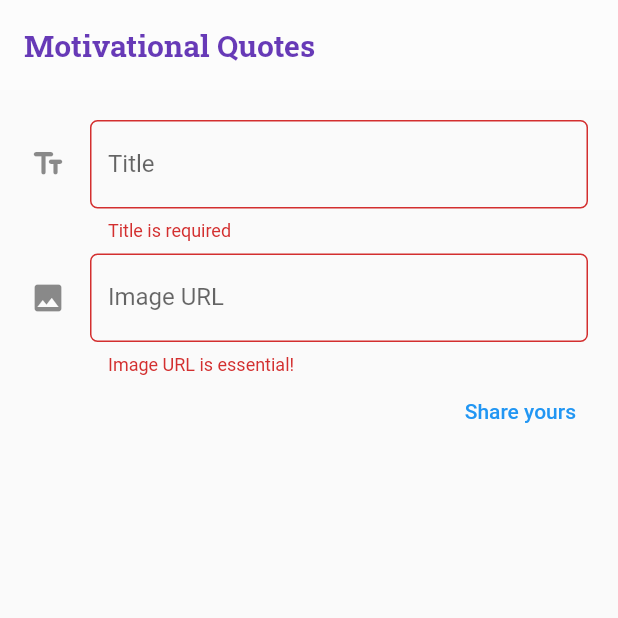
After one commit to vwjaya32/RuOK-Flutter, a Flutter app: the QuotesForm screen opened directly, after a tap on "Share yours", on a phone screen of 412 x 824 dp, the top half of it. The commit adds this screen. Run offline on Flutter 3.47's test engine with Material 2 defaults, Android fonts, the phone set to English and light mode, and no system bars; missing offline and left inert: pbp_django_auth.

Commit message:
added post button

```diff
--- /dev/null
+++ b/ruok/lib/Quotes/forms/quotes_form.dart
@@ -0,0 +1,166 @@
+// Import flutter
+import 'package:flutter/material.dart';
+
+// Import Authentication
+import 'package:provider/provider.dart';
+import 'package:pbp_django_auth/pbp_django_auth.dart';
+
+// Import provider
+import 'package:ruok/providers/user_provider.dart';
+
+// Import utils
+import 'package:http/http.dart' as http;
+import 'dart:convert';
+
+class QuotesForm extends StatefulWidget {
+  const QuotesForm({Key? key}) : super(key:key);
+
+  @override
+  State<QuotesForm> createState() => _QuotesFormState();
+}
+
+class _QuotesFormState extends State<QuotesForm> {
+  final _formKey = GlobalKey<FormState>();
+  String? _title = "";
+  String? _image = "";
+  String? user = "";
+
+  Future<void> submit(BuildContext context) async {
+    final who = context.watch<UserProvider>();
+    user = who.user.username;
+    final response = await http.post(
+        Uri.parse('https://ruok.up.railway.app/quotes/mob_add_quote'),
+        headers: <String, String>{'Content-Type': 'application/json'},
+        body: jsonEncode(<String, dynamic>{
+          'title': _title,
+          'image': _image,
+          'user': user,
+        }));
+  }
+
+  @override
+  Widget build(BuildContext context) {
+    return Scaffold(
+      appBar: AppBar(
+        toolbarHeight: 60,
+        title: const Text(
+          'Motivational Quotes',
+          style: TextStyle(
+            fontFamily: "Roboto Slab",
+            fontWeight: FontWeight.bold,
+            color: Colors.deepPurple,
+          ),
+        ),
+        backgroundColor: Colors.white30,
+        foregroundColor: Colors.deepPurple,
+        elevation: 0,
+      ),
+      body: Form(
+          key: _formKey,
+          child: SingleChildScrollView(
+            child: Container(
+                padding: const EdgeInsets.all(20.0),
+                child: Column(
+                  children: [
+                    TextFormField(
+                      decoration: InputDecoration(
+                        labelText: "Title",
+                        icon: const Icon(Icons.text_fields_rounded),
+                        border: OutlineInputBorder(
+                            borderRadius: BorderRadius.circular(5.0))
+                      ),
+                      onChanged: (String? value){
+                        setState(() {
+                          _title = value!;
+                        });
+                      },
+                      onSaved: (String? value){
+                        setState(() {
+                          _title = value!;
+                        });
+                      },
+                      validator: (String? value){
+                        if (value ==  null || value.isEmpty){
+                          return 'Title is required';
+                        }
+                        return null;
+                      },
+                    ),
+                    const SizedBox(
+                      height: 8,
+                    ),
+                    TextFormField(
+                      keyboardType: TextInputType.multiline,
+                      maxLines: null,
+                      decoration: InputDecoration(
+                        labelText: "Image URL",
+                        icon: const Icon(Icons.image),
+                        border: OutlineInputBorder(
+                            borderRadius: BorderRadius.circular(5.0))
+                      ),
+                      onChanged: (String? value){
+                        setState(() {
+                          _image = value!;
+                        });
+                      },
+                      onSaved: (String? value){
+                        setState(() {
+                          _image = value!;
+                        });
+                      },
+                      validator: (String? value){
+                        if (value ==  null || value.isEmpty){
+                          return 'Image URL is essential!';
+                        }
+                        return null;
+                      },
+                    ),
+                    Row(
+                      mainAxisAlignment: MainAxisAlignment.end,
+                      children: [
+                        TextButton(
+                          child: const Text('Share yours'),
+                          onPressed: (){
+                            if(_formKey.currentState!.validate()){
+                              submit(context);
+                              showDialog(
+                                  context: context,
+                                  builder: (context){
+                                    return Dialog(
+                                      shape: RoundedRectangleBorder(
+                                          borderRadius: BorderRadius.circular(10)),
+                                      elevation: 15,
+                                      child: Container(
+                                          child: ListView(
+                                            padding: const EdgeInsets.only(top: 20, bottom: 20),
+                                            shrinkWrap: true,
+                                            children: <Widget>[
+                                              const SizedBox(height: 20),
+                                              const Center (
+                                                  child: Text('DONE!',
+                                                      style: TextStyle(
+                                                          fontSize: 20,
+                                                          fontWeight: FontWeight.bold)
+                                                  )),
+                                              const SizedBox(height: 20,),
+                                              TextButton(
+                                                child: Text('Back'),
+                                                onPressed: () {
+                                                  Navigator.pop(context);
+                                                },
+                                              ),
+                                            ],
+                                          )),
+                                    );
+                                  });
+                            }
+                          },
+                        )
+                      ],
+                    )
+                  ],
+                )
+            ),)),
+    );
+  }
+}
--- a/ruok/lib/Quotes/quotes_function_fetch_json.dart
+++ b/ruok/lib/Quotes/functions/quotes_function_fetch_json.dart
@@ -1,6 +1,6 @@
 import 'package:http/http.dart' as http;
 import 'dart:convert';
-import 'package:ruok/Quotes/quotes_model.dart';
+import 'package:ruok/Quotes/models/quotes_model.dart';
 
 Future<List<Holder>> fetchQuotes() async {
   var url = Uri.parse('https://ruok.up.railway.app/quotes/get_image');
--- a/ruok/lib/Quotes/quotes_page_perImage.dart
+++ b/ruok/lib/Quotes/pages/quotes_page_perImage.dart
@@ -2,7 +2,7 @@
 import 'package:flutter/material.dart';
 
 // Import model
-import 'package:ruok/Quotes/quotes_model.dart';
+import 'package:ruok/Quotes/models/quotes_model.dart';
 
 // Import drawer
 import 'package:ruok/drawer.dart';
--- a/ruok/lib/Quotes/quotes_form.dart
+++ /dev/null
@@ -1,6 +0,0 @@
-// Import flutter
-import 'package:flutter/material.dart';
-
-// Import utils
-import 'package:http/http.dart' as http;
-import 'dart:convert';
--- a/ruok/lib/drawer.dart
+++ b/ruok/lib/drawer.dart
@@ -1,9 +1,9 @@
-// Flutter import
+// Import flutter
 import 'package:flutter/material.dart';
 
-// Pages import
+// Import pages
 import 'package:ruok/main.dart';
-import 'package:ruok/Quotes/quotes_page_main.dart';
+import 'package:ruok/Quotes/pages/quotes_page_main.dart';
 import 'package:ruok/Events/pages/events_page.dart';
 
 class RuokDrawer extends StatelessWidget {
```
Also changed, not shown: ruok/lib/Quotes/pages/quotes_page_main.dart (added, +119 -0 lines), ruok/lib/Quotes/quotes_page_main.dart (deleted, +0 -100 lines), ruok/lib/Quotes/models/quotes_model.dart (renamed from ruok/lib/Quotes/quotes_model.dart).
